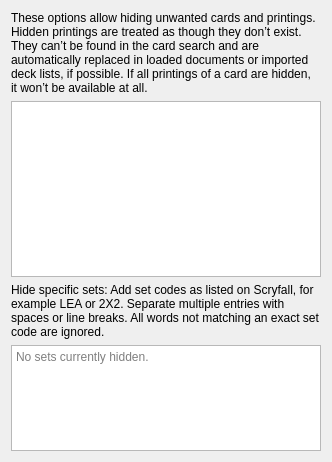
luziferius/MTGProxyPrinter, file resources/ui/settings_window/hide_printings_page.ui: the form before one commit.
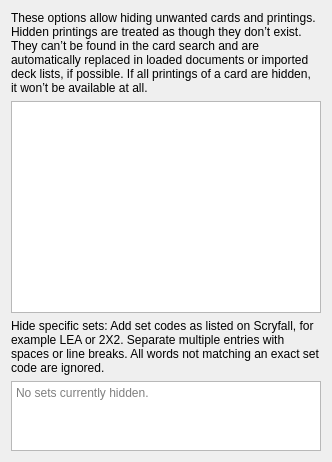
The form after the commit.

Commit message:
HidePrintingPage: Increase printing_filter_view stretch
FossilOrigin-Name: f3b49fa6eba460aeec9badfaa8fb6169f20285e4e05852b75beb5bd23f95a923

What changed in the file:
```diff
--- a/resources/ui/settings_window/hide_printings_page.ui
+++ b/resources/ui/settings_window/hide_printings_page.ui
@@ -26,7 +26,7 @@
      <property name="sizePolicy">
       <sizepolicy hsizetype="Expanding" vsizetype="Expanding">
        <horstretch>0</horstretch>
-       <verstretch>5</verstretch>
+       <verstretch>10</verstretch>
       </sizepolicy>
      </property>
      <property name="editTriggers">
```
